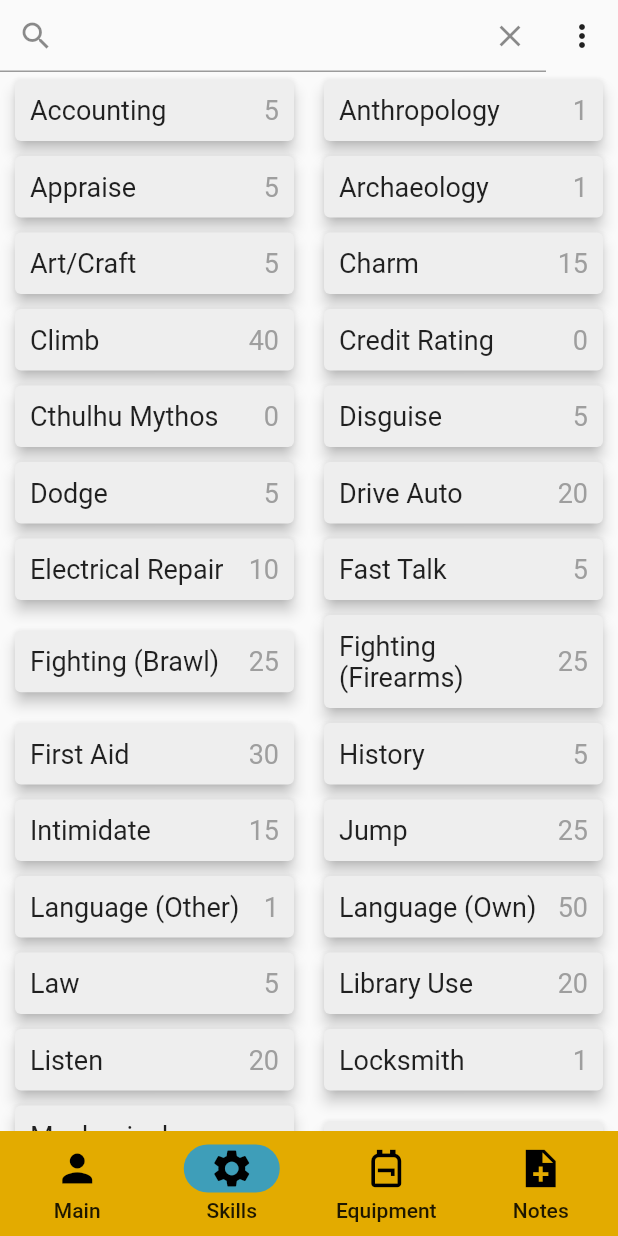
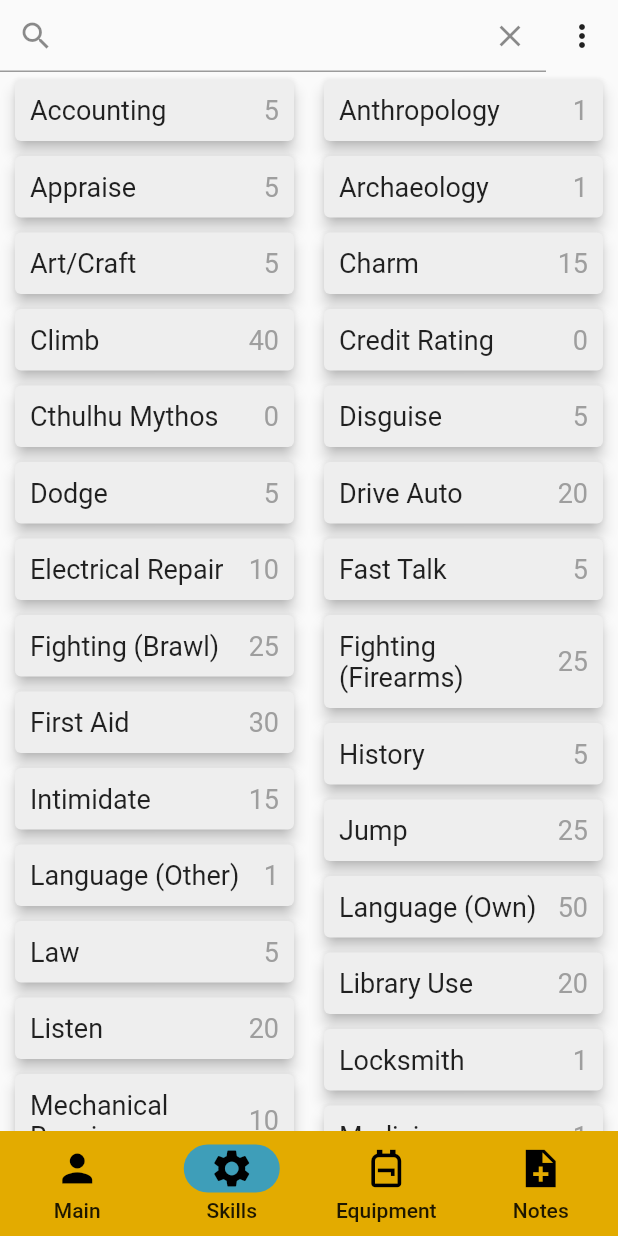
Before and after one commit to UserIOI/mobilkiApp, a Flutter app: the screen it shows after launch, item 2 of the bottom bar chosen, on a phone screen of 412 x 824 dp. Run offline on Flutter 3.47's test engine with Material 2 defaults, Android fonts, the phone set to English and light mode, and no system bars; missing offline and left inert: dice_icons.

Commit message:
Changed ListView to StaggeredGrid in SkillsView

```diff
--- a/mobilki_app/lib/call_of_cthulhu/character_sheet/skills/skills_view.dart
+++ b/mobilki_app/lib/call_of_cthulhu/character_sheet/skills/skills_view.dart
@@ -1,6 +1,7 @@
 import 'package:flutter/material.dart';
 import 'skill.dart';
 import 'skill_card.dart';
+import 'package:flutter_staggered_grid_view/flutter_staggered_grid_view.dart';
 
 class SkillsView extends StatefulWidget {
   const SkillsView({Key? key}) : super(key: key);
@@ -55,15 +56,21 @@ class _SkillsViewState extends State<SkillsView> {
             ],
           ),
           Flexible(
-            child: ListView(
-              children: generateSkillCards(columnCount),
+            child: MasonryGridView.count(
+              itemCount: displayableList.length,
+              crossAxisCount: columnCount,
+              itemBuilder: (context, index) {
+                final skill = displayableList[index];
+                return SkillCard(skill);
+              }),
             ),
-          ),
         ],
       ),
       );
   }
 
+  // currently not used
+  // kept just in case I wanted to change staggeredGrid back to listView
   List<Widget> generateSkillCards(int columnCount) {
     List<List<Skill>> dividedList = [];
     double length = displayableList.length / columnCount;
--- a/mobilki_app/pubspec.yaml
+++ b/mobilki_app/pubspec.yaml
@@ -30,7 +30,7 @@ environment:
 dependencies:
   flutter:
     sdk: flutter
-
+  flutter_staggered_grid_view: 0.6.2
   provider: ^6.0.0
 
 
```
Also changed, not shown: mobilki_app/pubspec.lock.
